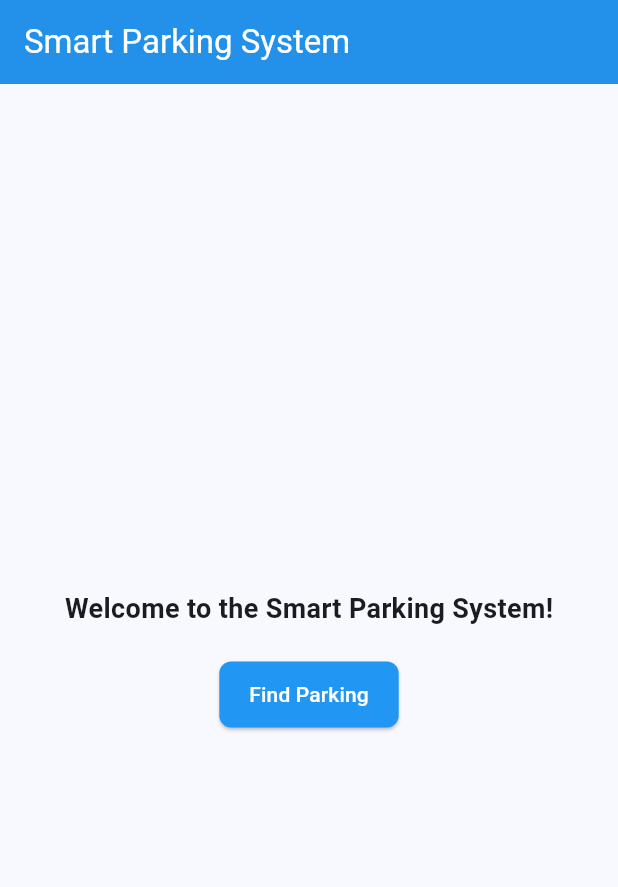
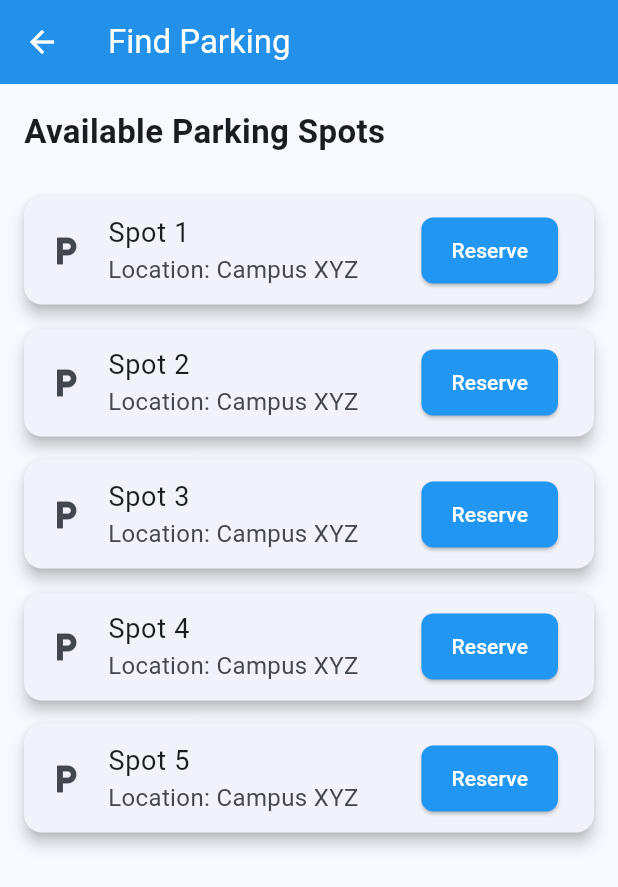
Before and after one commit to OwenAEdwards/SmartParking, a Flutter app: the screen it shows after launch, after a tap on "Find Parking", on a phone screen of 412 x 824 dp. Shown: the top 887 px of the screen. Run offline on Flutter 3.47's test engine with Material 3 defaults, Android fonts, the phone set to English and light mode, and no system bars.

Commit message:
Added parking_screen (pending API changes)

```diff
--- a/lib/main.dart
+++ b/lib/main.dart
@@ -1,5 +1,4 @@
 import 'package:flutter/material.dart';
-import 'package:smart_parking/views/home_screen.dart';
 import 'package:smart_parking/core/theme.dart';
 import 'package:smart_parking/routes/app_routes.dart';
 
--- a/lib/routes/app_routes.dart
+++ b/lib/routes/app_routes.dart
@@ -5,6 +5,6 @@ import 'package:smart_parking/views/parking_screen.dart';
 class AppRoutes {
   static Map<String, WidgetBuilder> routes = {
     '/': (context) => const HomeScreen(),
-    // '/parking': (context) => const ParkingScreen(),
+    '/parking': (context) => const ParkingScreen(),
   };
 }
--- a/lib/views/parking_screen.dart
+++ b/lib/views/parking_screen.dart
@@ -0,0 +1,74 @@
+import 'package:flutter/material.dart';
+
+class ParkingScreen extends StatelessWidget {
+  const ParkingScreen({super.key});
+
+  @override
+  Widget build(BuildContext context) {
+    return Scaffold(
+      appBar: AppBar(
+        title: const Text('Find Parking'),
+      ),
+      body: Padding(
+        padding: const EdgeInsets.all(16.0),
+        child: Column(
+          crossAxisAlignment: CrossAxisAlignment.start,
+          children: [
+            const Text(
+              'Available Parking Spots',
+              style: TextStyle(fontSize: 22, fontWeight: FontWeight.bold),
+            ),
+            const SizedBox(height: 20),
+            // You can replace this with a map or list of available parking spots
+            ListView.builder(
+              shrinkWrap: true,
+              itemCount: 5, // For now, we're just showing 5 example spots
+              itemBuilder: (context, index) {
+                return Card(
+                  margin: const EdgeInsets.symmetric(vertical: 8.0),
+                  elevation: 4.0,
+                  child: ListTile(
+                    leading: Icon(Icons.local_parking),
+                    title: Text('Spot ${index + 1}'),
+                    subtitle: Text('Location: Campus XYZ'),
+                    trailing: ElevatedButton(
+                      onPressed: () {
+                        // Handle parking spot selection logic
+                        showDialog(
+                          context: context,
+                          builder: (BuildContext context) {
+                            return AlertDialog(
+                              title: Text('Reserve Spot ${index + 1}'),
+                              content: Text('Do you want to reserve this parking spot?'),
+                              actions: [
+                                TextButton(
+                                  onPressed: () {
+                                    Navigator.pop(context); // Close the dialog
+                                  },
+                                  child: const Text('Cancel'),
+                                ),
+                                TextButton(
+                                  onPressed: () {
+                                    // Handle reservation logic here
+                                    Navigator.pop(context);
+                                    // Show confirmation or update UI as needed
+                                  },
+                                  child: const Text('Reserve'),
+                                ),
+                              ],
+                            );
+                          },
+                        );
+                      },
+                      child: const Text('Reserve'),
+                    ),
+                  ),
+                );
+              },
+            ),
+          ],
+        ),
+      ),
+    );
+  }
+}
```
Also changed, not shown: 1 other file.
